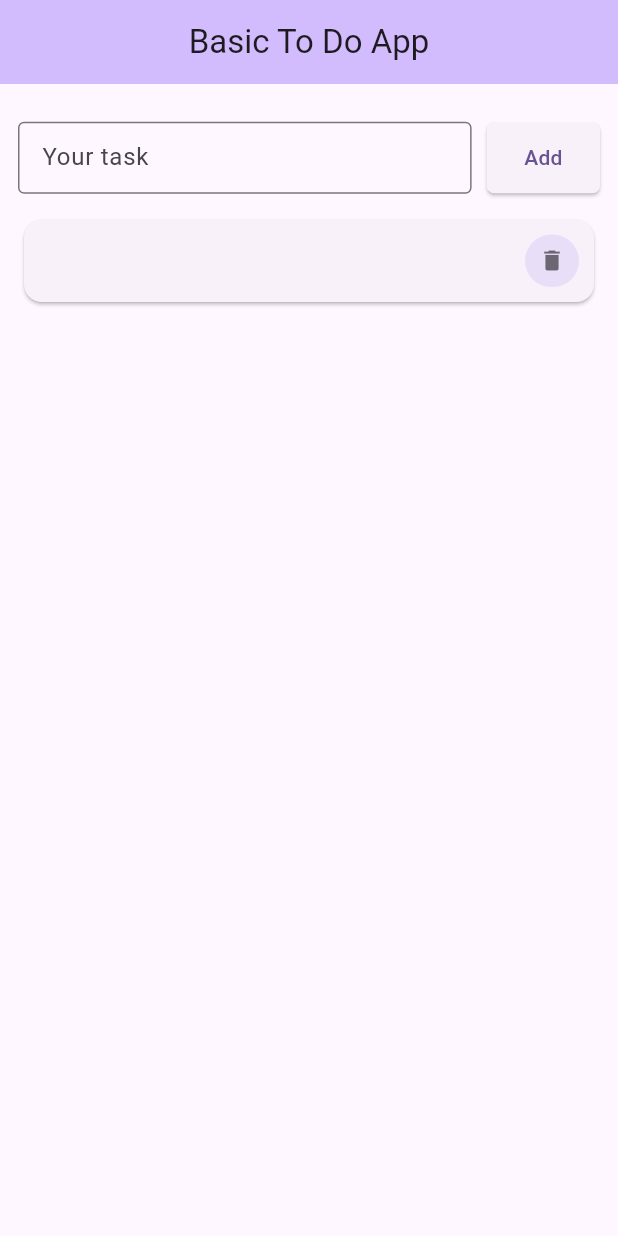
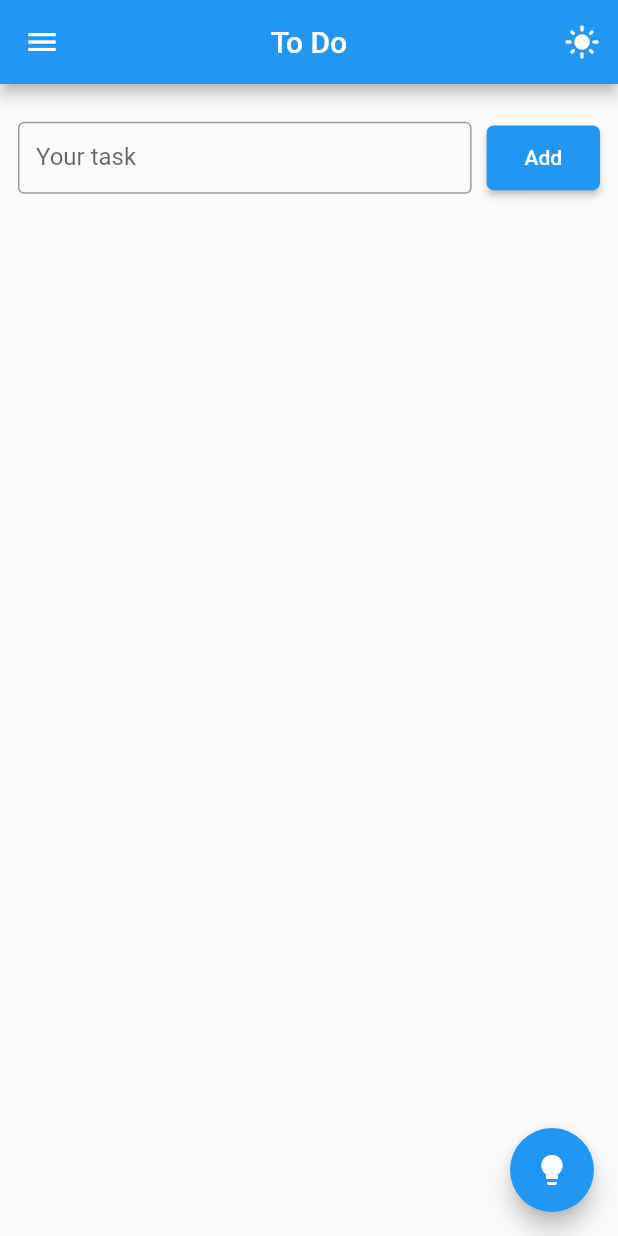
Before and after one commit to Hasibol-Hoda-Inu/flutter, a Flutter app: the screen it shows after launch, after a tap on "Add", on a phone screen of 412 x 824 dp. Run offline on Flutter 3.47's test engine with Material 2 defaults, Android fonts, the phone set to English and light mode, and no system bars.

Commit message:
basic to do app v:1.0.1

```diff
--- a/lib/Home.dart
+++ b/lib/Home.dart
@@ -12,6 +12,14 @@ class MyHomePage extends StatefulWidget {
 
 class _MyHomePageState extends State<MyHomePage> {
 
+  bool isDarkMode=false;
+
+  void toggleTheme(){
+    setState(() {
+      isDarkMode=!isDarkMode;
+    });
+  }
+
   List toDoList=[];
   String item='';
   TextEditingController textController=TextEditingController();
@@ -22,12 +30,24 @@ class _MyHomePageState extends State<MyHomePage> {
     });
   }
 
+  // onFireAddItem(){
+  //   setState(() {
+  //     toDoList.add({'item': item});
+  //     textController.text.trim().isNotEmpty;
+  //     textController.clear();
+  //   });
+  // }
+
   onFireAddItem(){
     setState(() {
-      toDoList.add({'item': item});
-      textController.clear();
+      if(item.trim().isNotEmpty && !toDoList.any((element) => element['item'] == item)){
+        toDoList.add({'item':item});
+        textController.clear();
+      }
     });
   }
+
+
 
   toDoRomoveFunction(index){
     setState(() {
@@ -41,16 +61,23 @@ class _MyHomePageState extends State<MyHomePage> {
          SnackBar(content: Text(massege)));
   }
 
+
   @override
   Widget build(BuildContext context) {
     return Scaffold(
       appBar: AppBar(
-        backgroundColor: Theme.of(context).colorScheme.inversePrimary,
+        // backgroundColor: Theme.of(context).colorScheme.inversePrimary,
         title: Text(widget.title),
         centerTitle: true,
+
+        leading: DrawerButton(onPressed: (){},),
+        actions: [
+          IconButton(onPressed: (){toggleTheme();},
+            icon: const Icon(Icons.light_mode)),
+        ],
       ),
       body: Container(
-        padding: EdgeInsets.all(12.0),
+        padding: const EdgeInsets.all(12.0),
         child: Column(
           children: [
             Expanded(
@@ -96,8 +123,8 @@ class _MyHomePageState extends State<MyHomePage> {
                               flex: 10,
                                 child: IconButton.filledTonal(
                                   iconSize:18,
-                                  color: Colors.black54,
-                                  icon: Icon(Icons.delete),
+                                  // color: Colors.black54,
+                                  icon: const Icon(Icons.delete),
                                   onPressed:(){
                                     toDoRomoveFunction(index);
                                   },
@@ -114,7 +141,12 @@ class _MyHomePageState extends State<MyHomePage> {
             ),
           ],
         ),
-      )
+      ),
+        floatingActionButton: FloatingActionButton(
+        onPressed: toggleTheme,
+        tooltip: 'toggle theme',
+        child: const Icon(Icons.lightbulb),
+    ),
     );
   }
 }
--- a/lib/main.dart
+++ b/lib/main.dart
@@ -15,12 +15,27 @@ class MyApp extends StatelessWidget {
   @override
   Widget build(BuildContext context) {
     return MaterialApp(
+      debugShowCheckedModeBanner: false,
       title: 'Flutter Demo',
+      themeMode: ThemeMode.system,
       theme: ThemeData(
-        colorScheme: ColorScheme.fromSeed(seedColor: Colors.deepPurple),
-        useMaterial3: true,
+        brightness: Brightness.light,
+        // colorScheme: ColorScheme.fromSeed(seedColor: Colors.deepPurple),
+        // useMaterial3: true,
       ),
-      home: const MyHomePage(title: 'Basic To Do App'),
+      darkTheme: ThemeData(
+        brightness: Brightness.dark,
+        floatingActionButtonTheme: const FloatingActionButtonThemeData(
+          backgroundColor: Colors.black54,
+          foregroundColor: Colors.white70,
+        ),
+        elevatedButtonTheme: ElevatedButtonThemeData(
+      style: ElevatedButton.styleFrom(
+      backgroundColor: Colors.white24,
+      ),
+    )
+      ),
+      home: const MyHomePage(title: 'To Do'),
     );
   }
 }
--- a/lib/style.dart
+++ b/lib/style.dart
@@ -2,16 +2,16 @@ import 'package:flutter/material.dart';
 
 InputDecoration inputFormStyle(label){
   return InputDecoration(
-    contentPadding: EdgeInsets.all(12),
+    contentPadding: const EdgeInsets.all(12),
       labelText: label,
-      border: OutlineInputBorder(),
+      border: const OutlineInputBorder(),
   );
 }
 
 ButtonStyle elevatedButtonStyle(){
   return ElevatedButton.styleFrom(
-      padding: EdgeInsets.all(13.6),
-      shape: RoundedRectangleBorder(
+      padding: const EdgeInsets.all(13.6),
+      shape: const RoundedRectangleBorder(
       borderRadius: BorderRadius.all(Radius.circular(5)),
       )
   );
@@ -23,7 +23,7 @@ SizedBox sizebox50(child){
     width: double.infinity,
     height: 55,
     child: Container(
-      padding: EdgeInsets.all(10),
+      padding: const EdgeInsets.all(10),
       alignment: Alignment.center,
       child: child,
     ),
```
